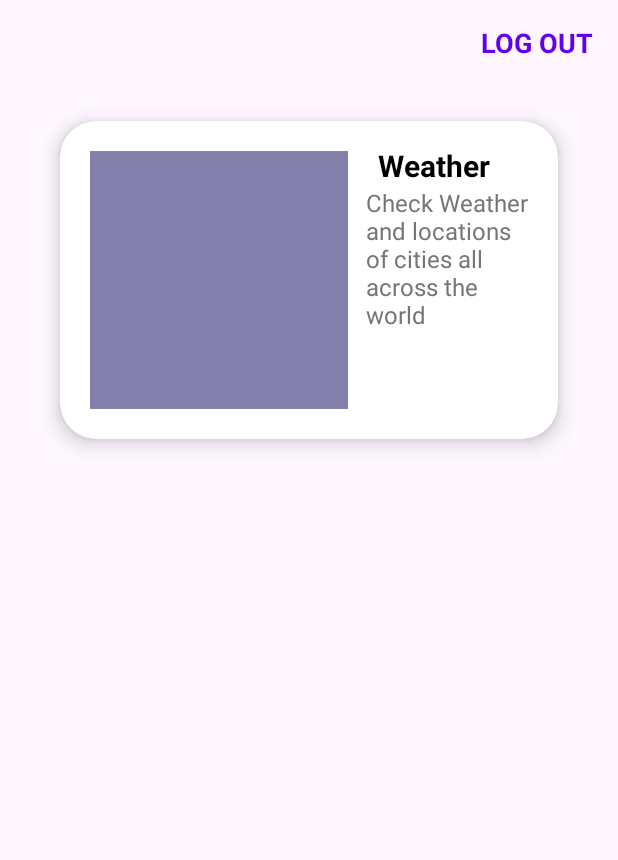
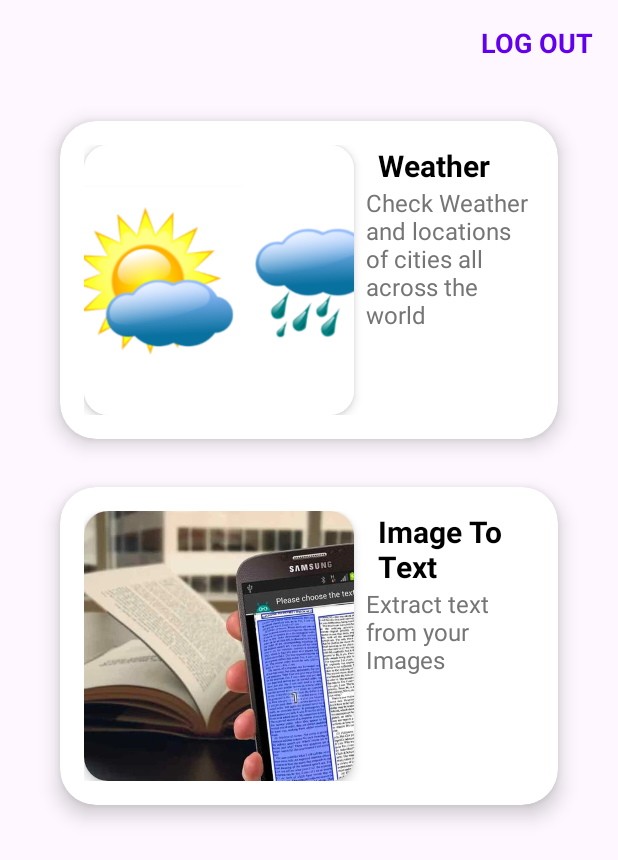
Before and after one commit to Abdullah0306533/All-Solutions, an Android app: the screen it shows after launch once a user with an empty profile is signed in (MainPageActivity), on a phone screen of 412 x 824 dp. Shown: the top 860 px of the screen. Run offline under Robolectric (Android 15) with nearby library versions, the phone set to English and light mode, and no system bars; our stand-ins replace Firebase (no records; nobody signed in at launch, a user with empty details on screens opened directly), data binding.

Commit message:
changes made to databinding

```diff
--- a/app/src/main/AndroidManifest.xml
+++ b/app/src/main/AndroidManifest.xml
@@ -20,6 +20,9 @@
         android:theme="@style/Theme.SolutionPack"
         tools:targetApi="31">
         <activity
+            android:name=".views.ImageToTextActivity"
+            android:exported="false" />
+        <activity
             android:name=".views.WeatherActivity"
             android:exported="false" />
         <activity
--- a/app/src/main/java/com/projects/solutionpack/views/MainPageActivity.java
+++ b/app/src/main/java/com/projects/solutionpack/views/MainPageActivity.java
@@ -53,6 +53,7 @@ public class MainPageActivity extends AppCompatActivity {
     private void initializeToolList() {
         // Example data for tools
         toolList.add(new Tool("Weather", "Check Weather and locations of cities all across the world", R.drawable.weather));
+        toolList.add(new Tool("Image To Text","Extract text from your Images",R.drawable.converter1));
         // Add more tools as needed
     }
 
@@ -63,17 +64,23 @@ public class MainPageActivity extends AppCompatActivity {
     }
 
     private void navigateToToolActivity(Tool tool) {
-        Intent intent;
+        Intent intent = null;
 
         // Navigate to different activities based on the tool selected
         switch (tool.getToolTitle()) {
             case "Weather":
                 // Launch activity for Tool 1
                 intent = new Intent(MainPageActivity.this, WeatherActivity.class);
-                startActivity(intent);
+
                 break;
                 //Todo:create alot of tools and place the startActivity at end of switch
+            case "Image To Text":
+
+            default:
+                //nothing
+                intent=new Intent(MainPageActivity.this,ImageToTextActivity.class);
         }
+        startActivity(intent);
 
 
     }
--- a/app/src/main/res/drawable/rounded_image.xml
+++ b/app/src/main/res/drawable/rounded_image.xml
@@ -1,5 +1,5 @@
 <?xml version="1.0" encoding="utf-8"?>
 <shape xmlns:android="http://schemas.android.com/apk/res/android">
-    <corners android:radius="12dp" /> <!-- Adjust the radius for how round you want the corners -->
+    <corners android:radius="120dp" /> <!-- Adjust the radius for how round you want the corners -->
     <solid android:color="@android:color/transparent" /> <!-- Transparent background -->
 </shape>
--- a/app/src/main/res/layout/main_page_each_itom.xml
+++ b/app/src/main/res/layout/main_page_each_itom.xml
@@ -10,6 +10,7 @@
             type="com.projects.solutionpack.model.mainpagemodel.Tool" />
     </data>
 
+    <!-- Main CardView -->
     <androidx.cardview.widget.CardView
         android:layout_width="match_parent"
         android:layout_height="wrap_content"
@@ -22,19 +23,26 @@
             android:layout_height="wrap_content"
             android:padding="16dp">
 
-
-            <ImageView
-                android:id="@+id/tool_icon"
+            <!-- Separate CardView for Image -->
+            <androidx.cardview.widget.CardView
+                android:id="@+id/imageCardView"
                 android:layout_width="180dp"
                 android:layout_height="180dp"
-
-                android:src="@{fill.imageResource}"
-                android:padding="4dp"
+                app:cardCornerRadius="16dp"
+                app:cardElevation="4dp"
                 app:layout_constraintTop_toTopOf="parent"
                 app:layout_constraintStart_toStartOf="parent"
-                app:layout_constraintBottom_toBottomOf="parent" />
+                app:layout_constraintBottom_toBottomOf="parent">
 
+                <ImageView
+                    android:id="@+id/tool_icon"
+                    android:layout_width="match_parent"
+                    android:layout_height="match_parent"
+                    android:scaleType="centerCrop"
+                    app:imageResource="@{fill.imageResource}"
+                    android:contentDescription="Tool Image" />
 
+            </androidx.cardview.widget.CardView>
 
             <!-- Tool Title -->
             <TextView
@@ -45,7 +53,7 @@
                 android:textSize="20sp"
                 android:textStyle="bold"
                 android:textColor="@color/black"
-                app:layout_constraintStart_toEndOf="@id/tool_icon"
+                app:layout_constraintStart_toEndOf="@id/imageCardView"
                 app:layout_constraintTop_toTopOf="parent"
                 app:layout_constraintEnd_toEndOf="parent"
                 android:layout_marginStart="16dp" />
@@ -59,7 +67,7 @@
                 android:textSize="16sp"
                 android:layout_marginStart="8dp"
                 android:textColor="@color/gray"
-                app:layout_constraintStart_toEndOf="@id/tool_icon"
+                app:layout_constraintStart_toEndOf="@id/imageCardView"
                 app:layout_constraintTop_toBottomOf="@id/tool_title"
                 app:layout_constraintEnd_toEndOf="parent" />
 
```
Also changed, not shown: app/src/main/java/com/projects/solutionpack/adapters/BindingAdapters.java (added, +14 -0 lines), app/src/main/java/com/projects/solutionpack/views/ImageToTextActivity.java (added, +35 -0 lines), app/src/main/res/layout/activity_image_to_text.xml (added, +19 -0 lines), app/src/main/res/drawable/converter.png (added), app/src/main/res/drawable/converter1.webp (added), app/src/main/res/drawable/texttoimage.webp (added).
